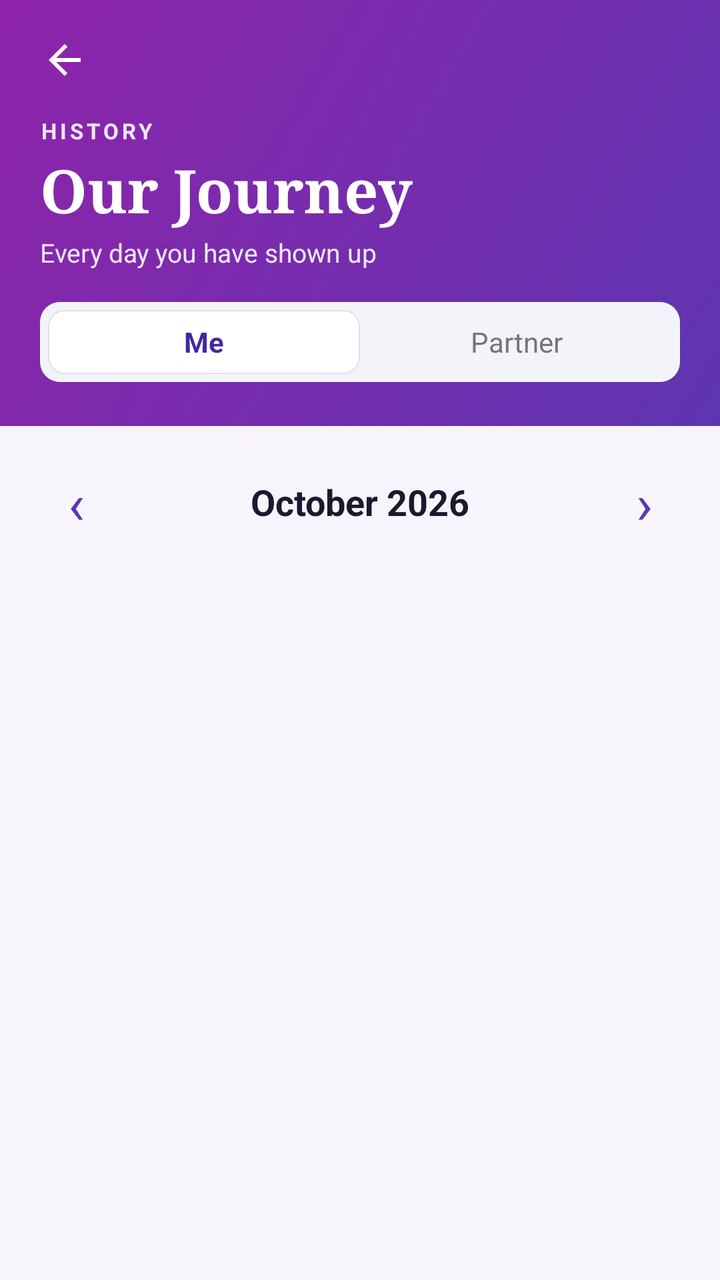
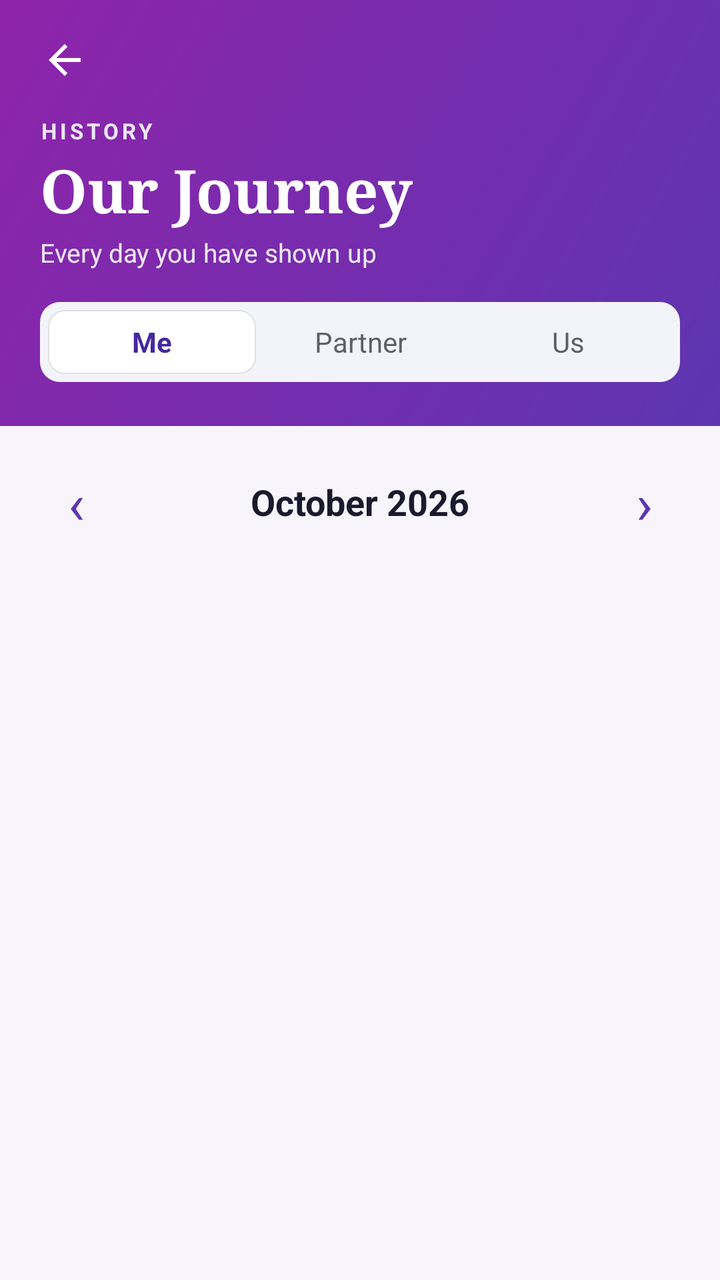

Two renders of the same Android screen: before a commit and after it. Below are the layout's source before the change and the commit's diff.
<!-- AndroidManifest.xml: application theme Theme.SpiritualTracker -->
<!-- res/layout/activity_history.xml -->
<?xml version="1.0" encoding="utf-8"?>
<ScrollView xmlns:android="http://schemas.android.com/apk/res/android"
    android:layout_width="match_parent"
    android:layout_height="match_parent"
    android:background="#F7F5FB"
    android:fillViewport="true">

    <LinearLayout
        android:layout_width="match_parent"
        android:layout_height="wrap_content"
        android:orientation="vertical"
        android:paddingBottom="28dp">

        
        <LinearLayout
            android:id="@+id/historyHeader"
            android:layout_width="match_parent"
            android:layout_height="wrap_content"
            android:background="@drawable/bg_header_gradient"
            android:orientation="vertical"
            android:paddingStart="20dp"
            android:paddingTop="8dp"
            android:paddingEnd="20dp"
            android:paddingBottom="22dp">

            <ImageView
                android:id="@+id/btnHistoryBack"
                android:layout_width="44dp"
                android:layout_height="44dp"
                android:layout_marginStart="-10dp"
                android:background="?attr/selectableItemBackgroundBorderless"
                android:contentDescription="Back"
                android:padding="10dp"
                android:src="@drawable/ic_back" />

            <TextView
                android:layout_width="wrap_content"
                android:layout_height="wrap_content"
                android:layout_marginTop="6dp"
                android:letterSpacing="0.15"
                android:text="HISTORY"
                android:textColor="#EDE7F6"
                android:textSize="11sp"
                android:textStyle="bold" />

            <TextView
                android:layout_width="wrap_content"
                android:layout_height="wrap_content"
                android:layout_marginTop="2dp"
                android:fontFamily="serif"
                android:text="Our Journey"
                android:textColor="#FFFFFF"
                android:textSize="30sp"
                android:textStyle="bold" />

            <TextView
                android:id="@+id/tvHistorySubtitle"
                android:layout_width="wrap_content"
                android:layout_height="wrap_content"
                android:layout_marginTop="2dp"
                android:text="Every day you have shown up"
                android:textColor="#EDE7F6"
                android:textSize="13sp" />

            
            <LinearLayout
                android:layout_width="match_parent"
                android:layout_height="40dp"
                android:layout_marginTop="16dp"
                android:background="@drawable/bg_tab_group"
                android:orientation="horizontal"
                android:padding="4dp">

                <TextView
                    android:id="@+id/tabHistoryMe"
                    android:layout_width="0dp"
                    android:layout_height="match_parent"
                    android:layout_weight="1"
                    android:background="@drawable/tab_active"
                    android:gravity="center"
                    android:text="Me"
                    android:textColor="#4527A0"
                    android:textStyle="bold" />

                <TextView
                    android:id="@+id/tabHistoryPartner"
                    android:layout_width="0dp"
                    android:layout_height="match_parent"
                    android:layout_weight="1"
                    android:gravity="center"
                    android:text="Partner"
                    android:textColor="#757575" />
            </LinearLayout>
        </LinearLayout>

        
        <TextView
            android:id="@+id/tvRingsTitle"
            style="@style/HistorySectionTitle"
            android:text="LAST 7 DAYS"
            android:visibility="gone" />

        <LinearLayout
            android:id="@+id/ringsCard"
            android:layout_width="match_parent"
            android:layout_height="wrap_content"
            android:layout_marginStart="16dp"
            android:layout_marginEnd="16dp"
            android:background="@drawable/bg_history_card"
            android:orientation="vertical"
            android:paddingStart="8dp"
            android:paddingTop="16dp"
            android:paddingEnd="8dp"
            android:paddingBottom="12dp"
            android:visibility="gone">

            <LinearLayout
                android:id="@+id/ringsRow"
                android:layout_width="match_parent"
                android:layout_height="wrap_content"
                android:orientation="horizontal" />

            <LinearLayout
                android:id="@+id/ringsLegend"
                android:layout_width="match_parent"
                android:layout_height="wrap_content"
                android:layout_marginTop="12dp"
                android:gravity="center"
                android:orientation="horizontal" />
        </LinearLayout>

        
        <LinearLayout
            android:layout_width="match_parent"
            android:layout_height="wrap_content"
            android:layout_marginStart="16dp"
            android:layout_marginTop="16dp"
            android:layout_marginEnd="16dp"
            android:gravity="center_vertical"
            android:orientation="horizontal">

            <TextView
                android:id="@+id/btnPrevMonth"
                android:layout_width="44dp"
                android:layout_height="44dp"
                android:background="?attr/selectableItemBackgroundBorderless"
                android:contentDescription="Previous month"
                android:gravity="center"
                android:text="‹"
                android:textColor="#5E35B1"
                android:textSize="28sp" />

            <TextView
                android:id="@+id/tvMonthTitle"
                android:layout_width="0dp"
                android:layout_height="wrap_content"
                android:layout_weight="1"
                android:gravity="center"
                android:text="October 2026"
                android:textColor="#1A1A2E"
                android:textSize="18sp"
                android:textStyle="bold" />

            <TextView
                android:id="@+id/btnNextMonth"
                android:layout_width="44dp"
                android:layout_height="44dp"
                android:background="?attr/selectableItemBackgroundBorderless"
                android:contentDescription="Next month"
                android:gravity="center"
                android:text="›"
                android:textColor="#5E35B1"
                android:textSize="28sp" />
        </LinearLayout>

        <ProgressBar
            android:id="@+id/pbHistory"
            android:layout_width="wrap_content"
            android:layout_height="wrap_content"
            android:layout_gravity="center_horizontal"
            android:layout_marginTop="24dp" />

        <LinearLayout
            android:id="@+id/historyContent"
            android:layout_width="match_parent"
            android:layout_height="wrap_content"
            android:orientation="vertical"
            android:visibility="gone">

            
            <LinearLayout
                android:id="@+id/monthSummary"
                android:layout_width="match_parent"
                android:layout_height="wrap_content"
                android:layout_marginStart="16dp"
                android:layout_marginTop="8dp"
                android:layout_marginEnd="16dp"
                android:background="@drawable/bg_history_card"
                android:orientation="horizontal"
                android:padding="12dp" />

            
            <LinearLayout
                android:layout_width="match_parent"
                android:layout_height="wrap_content"
                android:layout_marginStart="16dp"
                android:layout_marginTop="14dp"
                android:layout_marginEnd="16dp"
                android:background="@drawable/bg_history_card"
                android:orientation="vertical"
                android:padding="12dp">

                <LinearLayout
                    android:id="@+id/weekdayHeader"
                    android:layout_width="match_parent"
                    android:layout_height="wrap_content"
                    android:orientation="horizontal" />

                <GridLayout
                    android:id="@+id/calendarGrid"
                    android:layout_width="match_parent"
                    android:layout_height="wrap_content"
                    android:layout_marginTop="6dp"
                    android:columnCount="7" />

                <LinearLayout
                    android:id="@+id/calendarLegend"
                    android:layout_width="match_parent"
                    android:layout_height="wrap_content"
                    android:layout_marginTop="10dp"
                    android:gravity="center"
                    android:orientation="horizontal" />

                <TextView
                    android:layout_width="match_parent"
                    android:layout_height="wrap_content"
                    android:layout_marginTop="6dp"
                    android:gravity="center"
                    android:text="Tap a day to see what was read, prayed, written and memorized"
                    android:textColor="#5F5F64"
                    android:textSize="11sp" />
            </LinearLayout>

            
            <TextView
                style="@style/HistorySectionTitle"
                android:text="STREAKS" />

            <LinearLayout
                android:id="@+id/streakContainer"
                android:layout_width="match_parent"
                android:layout_height="wrap_content"
                android:layout_marginStart="16dp"
                android:layout_marginEnd="16dp"
                android:background="@drawable/bg_history_card"
                android:orientation="vertical"
                android:padding="14dp" />

            
            <TextView
                style="@style/HistorySectionTitle"
                android:text="WEEK BY WEEK" />

            <LinearLayout
                android:id="@+id/trendContainer"
                android:layout_width="match_parent"
                android:layout_height="wrap_content"
                android:layout_marginStart="16dp"
                android:layout_marginEnd="16dp"
                android:background="@drawable/bg_history_card"
                android:orientation="vertical"
                android:padding="14dp" />

            <TextView
                android:id="@+id/tvHistoryFootnote"
                android:layout_width="match_parent"
                android:layout_height="wrap_content"
                android:layout_marginStart="24dp"
                android:layout_marginTop="14dp"
                android:layout_marginEnd="24dp"
                android:gravity="center"
                android:text="Bible readings and journal entries go back to the start. Prayer and memorize days were only recorded from this update onward, so some older days may be missing."
                android:textColor="#5F5F64"
                android:textSize="11sp" />
        </LinearLayout>
    </LinearLayout>
</ScrollView>
<!-- resources referenced by this layout -->
<resources>
  <!-- drawable bg_header_gradient (drawable) -->
  <?xml version="1.0" encoding="utf-8"?>
  <shape xmlns:android="http://schemas.android.com/apk/res/android" android:shape="rectangle">
      <gradient
          android:startColor="#5E35B1"
          android:endColor="#8E24AA"
          android:angle="135"/>
  
  
  </shape>
  <!-- drawable bg_history_card (drawable) -->
  <?xml version="1.0" encoding="utf-8"?>
  <shape xmlns:android="http://schemas.android.com/apk/res/android"
      android:shape="rectangle">
      <solid android:color="#FFFFFF" />
      <stroke android:width="1dp" android:color="#EDE7F6" />
      <corners android:radius="20dp" />
  </shape>
  <!-- drawable bg_tab_group (drawable) -->
  <?xml version="1.0" encoding="utf-8"?>
  <shape xmlns:android="http://schemas.android.com/apk/res/android"
      android:shape="rectangle">
      <solid android:color="#F3F4F9"/>
      <corners android:radius="10dp"/>
  </shape>
  <!-- drawable ic_back (drawable) -->
  <vector xmlns:android="http://schemas.android.com/apk/res/android"
      android:width="24dp"
      android:height="24dp"
      android:viewportWidth="24"
      android:viewportHeight="24">
      <path
          android:fillColor="#FFFFFFFF"
          android:pathData="M20,11H7.83l5.59,-5.59L12,4l-8,8 8,8 1.41,-1.41L7.83,13H20v-2z" />
  </vector>
  <!-- drawable tab_active (drawable) -->
  <?xml version="1.0" encoding="utf-8"?>
  <shape xmlns:android="http://schemas.android.com/apk/res/android"
      android:shape="rectangle">
      <solid android:color="#FFFFFF"/>
      <stroke android:width="0.5dp" android:color="#E0E0E0"/>
      <corners android:radius="8dp"/>
  </shape>
  <style name="HistorySectionTitle">
          <item name="android:layout_width">wrap_content</item>
          <item name="android:layout_height">wrap_content</item>
          <item name="android:layout_marginStart">22dp</item>
          <item name="android:layout_marginTop">20dp</item>
          <item name="android:layout_marginBottom">8dp</item>
          <item name="android:textColor">#7E57C2</item>
          <item name="android:textSize">11sp</item>
          <item name="android:textStyle">bold</item>
          <item name="android:letterSpacing">0.06</item>
      </style>
  <style name="Theme.SpiritualTracker" parent="Base.Theme.SpiritualTracker" />
  <style name="Base.Theme.SpiritualTracker" parent="Theme.Material3.DayNight.NoActionBar">
          <item name="colorPrimary">#7E57C2</item>
          <item name="colorOnPrimary">#FFFFFF</item>
          <item name="colorSecondaryContainer">#D1C4E9</item>
          <item name="colorOnSecondaryContainer">#7E57C2</item>
          <item name="android:windowBackground">#F3F4F9</item>
          
          <item name="android:navigationBarColor">#F5F5F5</item>
          <item name="android:windowLightNavigationBar" tools:targetApi="27">true</item>
      </style>
</resources>

<!-- the commit's change to res/layout/activity_history.xml (unified diff, before → after) -->
@@ -89,48 +89,22 @@
                     android:layout_weight="1"
                     android:gravity="center"
                     android:text="Partner"
-                    android:textColor="#757575" />
-            </LinearLayout>
-        </LinearLayout>
-
-        
-        <TextView
-            android:id="@+id/tvRingsTitle"
-            style="@style/HistorySectionTitle"
-            android:text="LAST 7 DAYS"
-            android:visibility="gone" />
-
-        <LinearLayout
-            android:id="@+id/ringsCard"
-            android:layout_width="match_parent"
-            android:layout_height="wrap_content"
-            android:layout_marginStart="16dp"
-            android:layout_marginEnd="16dp"
-            android:background="@drawable/bg_history_card"
-            android:orientation="vertical"
-            android:paddingStart="8dp"
-            android:paddingTop="16dp"
-            android:paddingEnd="8dp"
-            android:paddingBottom="12dp"
-            android:visibility="gone">
-
-            <LinearLayout
-                android:id="@+id/ringsRow"
-                android:layout_width="match_parent"
-                android:layout_height="wrap_content"
-                android:orientation="horizontal" />
-
-            <LinearLayout
-                android:id="@+id/ringsLegend"
-                android:layout_width="match_parent"
-                android:layout_height="wrap_content"
-                android:layout_marginTop="12dp"
-                android:gravity="center"
-                android:orientation="horizontal" />
+                    android:textColor="#5F5F64" />
+
+                <TextView
+                    android:id="@+id/tabHistoryUs"
+                    android:layout_width="0dp"
+                    android:layout_height="match_parent"
+                    android:layout_weight="1"
+                    android:gravity="center"
+                    android:text="Us"
+                    android:textColor="#5F5F64" />
+            </LinearLayout>
         </LinearLayout>
 
         
         <LinearLayout
+            android:id="@+id/monthNav"
             android:layout_width="match_parent"
             android:layout_height="wrap_content"
             android:layout_marginStart="16dp"
@@ -189,6 +163,13 @@
 
             
             <LinearLayout
+                android:id="@+id/personContent"
+                android:layout_width="match_parent"
+                android:layout_height="wrap_content"
+                android:orientation="vertical">
+
+            
+            <LinearLayout
                 android:id="@+id/monthSummary"
                 android:layout_width="match_parent"
                 android:layout_height="wrap_content"
@@ -255,11 +236,122 @@
                 android:background="@drawable/bg_history_card"
                 android:orientation="vertical"
                 android:padding="14dp" />
+            </LinearLayout>
+
+            
+            <LinearLayout
+                android:id="@+id/usContent"
+                android:layout_width="match_parent"
+                android:layout_height="wrap_content"
+                android:orientation="vertical"
+                android:visibility="gone">
 
             
             <TextView
                 style="@style/HistorySectionTitle"
-                android:text="WEEK BY WEEK" />
+                android:text="LAST 7 DAYS" />
+
+            <LinearLayout
+                android:id="@+id/ringsCard"
+                android:layout_width="match_parent"
+                android:layout_height="wrap_content"
+                android:layout_marginStart="16dp"
+                android:layout_marginEnd="16dp"
+                android:background="@drawable/bg_history_card"
+                android:orientation="vertical"
+                android:paddingStart="8dp"
+                android:paddingTop="16dp"
+                android:paddingEnd="8dp"
+                android:paddingBottom="12dp">
+
+                <LinearLayout
+                    android:id="@+id/ringsRow"
+                    android:layout_width="match_parent"
+                    android:layout_height="wrap_content"
+                    android:orientation="horizontal" />
+
+                <LinearLayout
+                    android:id="@+id/ringsLegend"
+                    android:layout_width="match_parent"
+                    android:layout_height="wrap_content"
+                    android:layout_marginTop="12dp"
+                    android:gravity="center"
+                    android:orientation="horizontal" />
+            </LinearLayout>
+
+            <TextView
+                style="@style/HistorySectionTitle"
+                android:text="STREAKS" />
+
+            <LinearLayout
+                android:id="@+id/usStreakContainer"
+                android:layout_width="match_parent"
+                android:layout_height="wrap_content"
+                android:layout_marginStart="16dp"
+                android:layout_marginEnd="16dp"
+                android:background="@drawable/bg_history_card"
+                android:orientation="vertical"
+                android:padding="14dp" />
+
+            
+            <LinearLayout
+                android:layout_width="match_parent"
+                android:layout_height="wrap_content"
+                android:layout_marginTop="12dp"
+                android:layout_marginStart="10dp"
+                android:layout_marginEnd="10dp"
+                android:gravity="center_vertical"
+                android:orientation="horizontal">
+
+                <TextView
+                    android:id="@+id/btnUsPrev"
+                    android:layout_width="44dp"
+                    android:layout_height="44dp"
+                    android:background="?attr/selectableItemBackgroundBorderless"
+                    android:contentDescription="Earlier months"
+                    android:gravity="center"
+                    android:text="‹"
+                    android:textColor="#5E35B1"
+                    android:textSize="28sp" />
+
+                <LinearLayout
+                    android:layout_width="0dp"
+                    android:layout_height="wrap_content"
+                    android:layout_weight="1"
+                    android:gravity="center"
+                    android:orientation="vertical">
+
+                    <TextView
+                        android:layout_width="wrap_content"
+                        android:layout_height="wrap_content"
+                        android:letterSpacing="0.06"
+                        android:text="MONTH BY MONTH"
+                        android:textColor="#7E57C2"
+                        android:textSize="11sp"
+                        android:textStyle="bold" />
+
+                    <TextView
+                        android:id="@+id/tvUsRange"
+                        android:layout_width="wrap_content"
+                        android:layout_height="wrap_content"
+                        android:layout_marginTop="2dp"
+                        android:text="May – Oct 2026"
+                        android:textColor="#1A1A2E"
+                        android:textSize="16sp"
+                        android:textStyle="bold" />
+                </LinearLayout>
+
+                <TextView
+                    android:id="@+id/btnUsNext"
+                    android:layout_width="44dp"
+                    android:layout_height="44dp"
+                    android:background="?attr/selectableItemBackgroundBorderless"
+                    android:contentDescription="Later months"
+                    android:gravity="center"
+                    android:text="›"
+                    android:textColor="#5E35B1"
+                    android:textSize="28sp" />
+            </LinearLayout>
 
             <LinearLayout
                 android:id="@+id/trendContainer"
@@ -270,18 +362,7 @@
                 android:background="@drawable/bg_history_card"
                 android:orientation="vertical"
                 android:padding="14dp" />
-
-            <TextView
-                android:id="@+id/tvHistoryFootnote"
-                android:layout_width="match_parent"
-                android:layout_height="wrap_content"
-                android:layout_marginStart="24dp"
-                android:layout_marginTop="14dp"
-                android:layout_marginEnd="24dp"
-                android:gravity="center"
-                android:text="Bible readings and journal entries go back to the start. Prayer and memorize days were only recorded from this update onward, so some older days may be missing."
-                android:textColor="#5F5F64"
-                android:textSize="11sp" />
+            </LinearLayout>
         </LinearLayout>
     </LinearLayout>
 </ScrollView>
